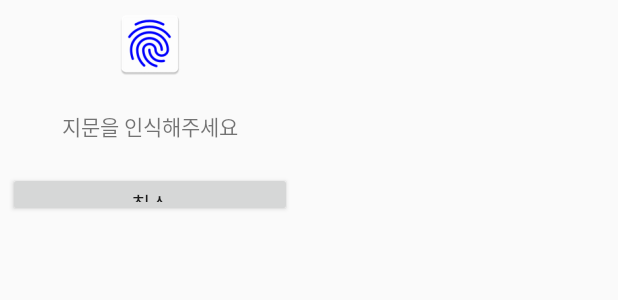
After one commit to comstering/RandomPassword, an Android app: the layout dialog_fingerprint.xml on its own in the app's theme, with its tools: preview values and no code run, on a phone screen of 412 x 824 dp. The commit adds this screen. Shown: the top 300 px of the screen. Run offline under Robolectric (Android 15) with nearby library versions, the phone set to English and light mode, and no system bars; network calls fail.

Commit message:
Update source and System

```diff
--- a/app/src/main/java/org/techtown/randompassword/JoinActivity.java
+++ b/app/src/main/java/org/techtown/randompassword/JoinActivity.java
@@ -9,6 +9,7 @@ import android.util.Log;
 import android.view.View;
 import android.widget.Button;
 import android.widget.EditText;
+import android.widget.Toast;
 
 import com.android.volley.AuthFailureError;
 import com.android.volley.Request;
@@ -57,6 +58,9 @@ public class JoinActivity extends AppCompatActivity {
                     SharedPreferences.Editor editor = sharedPreferences.edit();
                     editor.putString("id", id);
                     editor.commit();
+                    Toast.makeText(getApplicationContext(), "회원가입이 완료되었습니다.", Toast.LENGTH_LONG).show();
+                } else {
+                    Toast.makeText(getApplicationContext(), "이미 존재하는 아이디입니다.", Toast.LENGTH_LONG).show();
                 }
 
             }
--- a/app/src/main/java/org/techtown/randompassword/LoginActivity.java
+++ b/app/src/main/java/org/techtown/randompassword/LoginActivity.java
@@ -19,7 +19,7 @@ public class LoginActivity extends AppCompatActivity {
 
         if(intent != null) {
             if(intent != null) {
-                textView.setText(intent.getStringExtra("id") + intent.getStringExtra("ment"));
+                textView.setText(intent.getStringExtra("id") + "님 환영합니다.");
             }
         }
 
--- /dev/null
+++ b/app/src/main/res/layout/dialog_fingerprint.xml
@@ -0,0 +1,36 @@
+<?xml version="1.0" encoding="utf-8"?>
+<LinearLayout xmlns:android="http://schemas.android.com/apk/res/android"
+    xmlns:app="http://schemas.android.com/apk/res-auto"
+    android:layout_width="200dp"
+    android:layout_height="match_parent"
+    android:orientation="vertical"
+    android:padding="5dp">
+
+    <ImageView
+        android:id="@+id/imageView"
+        android:layout_width="match_parent"
+        android:layout_height="wrap_content"
+        app:srcCompat="@mipmap/fingerprint_image" />
+
+    <TextView
+        android:id="@+id/textView2"
+        android:layout_width="wrap_content"
+        android:layout_height="wrap_content"
+        android:layout_gravity="center"
+        android:paddingTop="20dp"
+        android:paddingBottom="20dp"
+        android:text="지문을 인식해주세요" />
+
+    <LinearLayout
+        android:layout_width="match_parent"
+        android:layout_height="wrap_content"
+        android:orientation="horizontal">
+
+        <Button
+            android:id="@+id/button4"
+            android:layout_width="match_parent"
+            android:layout_height="30dp"
+            android:layout_gravity="center"
+            android:text="취소" />
+    </LinearLayout>
+</LinearLayout>
```
Also changed, not shown: app/src/main/AndroidManifest.xml (+4 -4 lines), app/src/main/java/org/techtown/randompassword/MainActivity.java (+21 -12 lines), app/src/main/java/org/techtown/randompassword/RandomPasswordService.java (+6 -6 lines), app/src/main/res/layout/activity_main.xml (+9 -1 lines), app/src/main/fingerprint_image-web.png (added), app/src/main/res/mipmap-hdpi/fingerprint_image.png (added), app/src/main/res/mipmap-mdpi/fingerprint_image.png (added), app/src/main/res/mipmap-xhdpi/fingerprint_image.png (added), app/src/main/res/mipmap-xxhdpi/fingerprint_image.png (added), app/src/main/res/mipmap-xxxhdpi/fingerprint_image.png (added).
